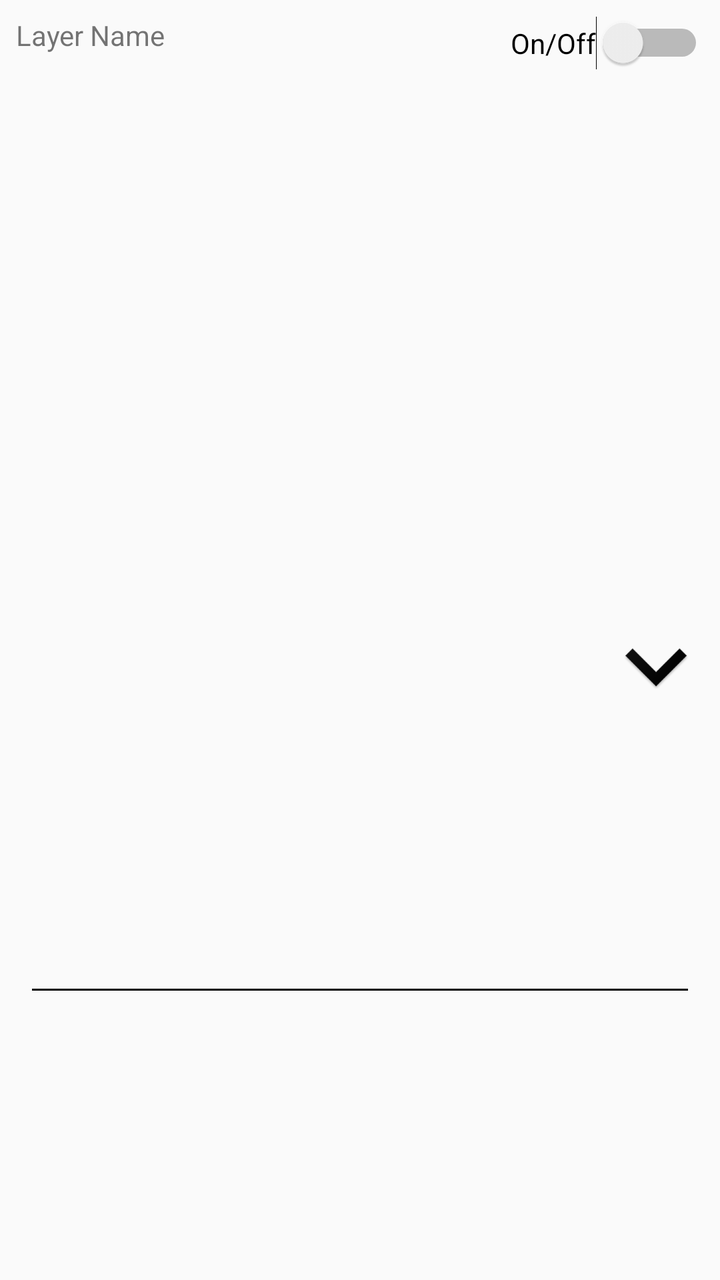
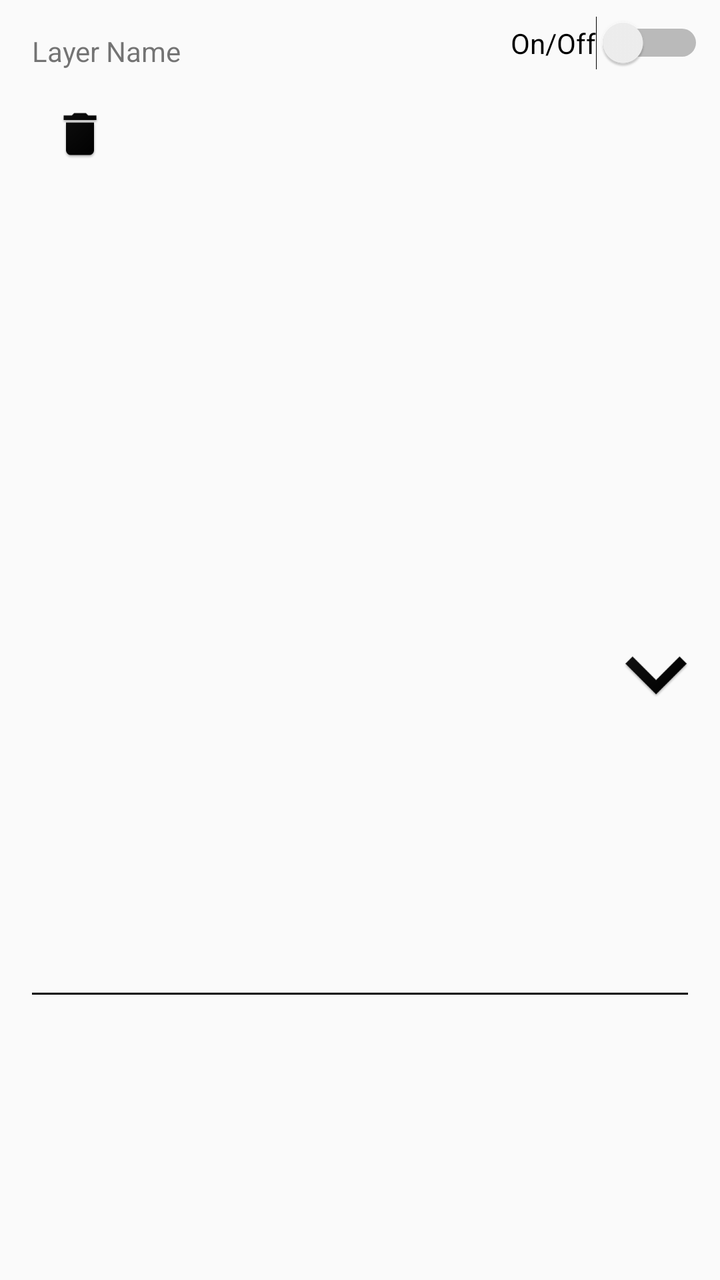

Compare the two renders of this Android layout. The source of the first and the diff that turns it into the second are given below.
<!-- AndroidManifest.xml: application theme AppTheme.NoActionBar -->
<!-- res/layout/layer_item.xml -->
<?xml version="1.0" encoding="utf-8"?>
<android.support.constraint.ConstraintLayout xmlns:android="http://schemas.android.com/apk/res/android"
    android:layout_width="match_parent"
    android:layout_height="wrap_content"
    xmlns:app="http://schemas.android.com/apk/res-auto"
    android:padding="@dimen/card_view_detail_point_padding"
    android:elevation="@dimen/regular_elevation"
    android:layout_margin="@dimen/card_view_detail_point_margin">

    <TextView
        android:id="@+id/layer_name"
        android:layout_width="wrap_content"
        android:layout_height="wrap_content"
        android:text="Layer Name"
        app:layout_constraintTop_toTopOf="parent"
        app:layout_constraintLeft_toLeftOf="parent"/>

    <Switch
        android:id="@+id/layer_status"
        android:layout_width="wrap_content"
        android:layout_height="wrap_content"
        android:text="On/Off"
        app:layout_constraintRight_toRightOf="parent"
        app:layout_constraintTop_toTopOf="parent" />
    <ImageButton
        android:id="@+id/show_more"
        android:layout_width="wrap_content"
        android:layout_height="wrap_content"
        android:src="@mipmap/ic_show_more"
        android:background="@android:color/transparent"
        app:layout_constraintBottom_toBottomOf="parent"
        app:layout_constraintRight_toRightOf="parent"
        app:layout_constraintTop_toBottomOf="@+id/layer_status"/>
    <View
        android:id="@+id/divider1"
        android:layout_width="match_parent"
        android:layout_height="1dp"
        android:layout_margin="8dp"
        android:background="@android:color/black"
        app:layout_constraintBottom_toBottomOf="parent"
        app:layout_constraintTop_toBottomOf="@+id/show_more"/>
</android.support.constraint.ConstraintLayout>
<!-- resources referenced by this layout -->
<resources>
  <dimen name="card_view_detail_point_margin">16dp</dimen>
  <dimen name="card_view_detail_point_padding">8dp</dimen>
  <dimen name="regular_elevation">8dp</dimen>
  <!-- mipmap ic_show_more: png bitmap (mipmap-hdpi, 1685 bytes) -->
  <style name="AppTheme.NoActionBar" parent="Theme.AppCompat.Light.DarkActionBar">
          <item name="windowActionBar">false</item>
          <item name="windowNoTitle">true</item>
      </style>
</resources>

<!-- the commit's change to res/layout/layer_item.xml (unified diff, before → after) -->
@@ -1,5 +1,6 @@
 <?xml version="1.0" encoding="utf-8"?>
 <android.support.constraint.ConstraintLayout xmlns:android="http://schemas.android.com/apk/res/android"
+    xmlns:tools="http://schemas.android.com/tools"
     android:layout_width="match_parent"
     android:layout_height="wrap_content"
     xmlns:app="http://schemas.android.com/apk/res-auto"
@@ -9,11 +10,12 @@
 
     <TextView
         android:id="@+id/layer_name"
-        android:layout_width="wrap_content"
+        android:layout_width="150dp"
         android:layout_height="wrap_content"
+        android:layout_margin="@dimen/regular_margin"
         android:text="Layer Name"
-        app:layout_constraintTop_toTopOf="parent"
-        app:layout_constraintLeft_toLeftOf="parent"/>
+        app:layout_constraintLeft_toLeftOf="parent"
+        app:layout_constraintTop_toTopOf="parent" />
 
     <Switch
         android:id="@+id/layer_status"
@@ -22,15 +24,29 @@
         android:text="On/Off"
         app:layout_constraintRight_toRightOf="parent"
         app:layout_constraintTop_toTopOf="parent" />
+
+    <ImageButton
+        android:id="@+id/remove"
+        android:layout_width="wrap_content"
+        android:layout_height="wrap_content"
+        android:layout_margin="@dimen/regular_margin"
+        android:layout_marginLeft="8dp"
+        android:layout_marginStart="8dp"
+        android:background="@android:color/transparent"
+        android:src="@mipmap/ic_remove"
+        app:layout_constraintStart_toStartOf="parent"
+        app:layout_constraintTop_toBottomOf="@+id/layer_name" />
+
     <ImageButton
         android:id="@+id/show_more"
         android:layout_width="wrap_content"
         android:layout_height="wrap_content"
+        android:layout_marginTop="8dp"
+        android:background="@android:color/transparent"
         android:src="@mipmap/ic_show_more"
-        android:background="@android:color/transparent"
         app:layout_constraintBottom_toBottomOf="parent"
         app:layout_constraintRight_toRightOf="parent"
-        app:layout_constraintTop_toBottomOf="@+id/layer_status"/>
+        app:layout_constraintTop_toBottomOf="@+id/layer_status" />
     <View
         android:id="@+id/divider1"
         android:layout_width="match_parent"
<!-- resource entries referenced after the edit -->
@@ -3,6 +3,8 @@
   <dimen name="card_view_detail_point_margin">16dp</dimen>
   <dimen name="card_view_detail_point_padding">8dp</dimen>
   <dimen name="regular_elevation">8dp</dimen>
+  <dimen name="regular_margin">8dp</dimen>
+  <!-- mipmap ic_remove: png bitmap (mipmap-hdpi, 1088 bytes) -->
   <!-- mipmap ic_show_more: png bitmap (mipmap-hdpi, 1685 bytes) -->
   <style name="AppTheme.NoActionBar" parent="Theme.AppCompat.Light.DarkActionBar">
           <item name="windowActionBar">false</item>
